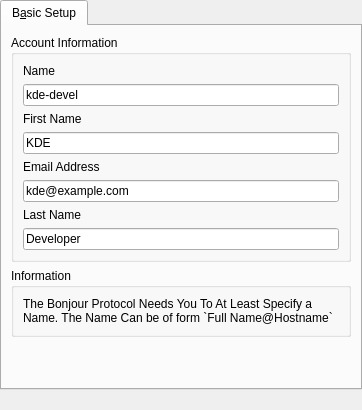
The window that protocols/bonjour/bonjouraccountpreferences.ui (KDE/kopete) describes before a commit, drawn with Qt 5.
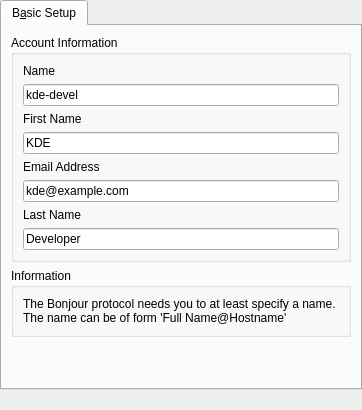
The same window after the commit.

What changed in the file:
```diff
--- a/protocols/bonjour/bonjouraccountpreferences.ui
+++ b/protocols/bonjour/bonjouraccountpreferences.ui
@@ -160,7 +160,7 @@
              </sizepolicy>
             </property>
             <property name="text" >
-             <string>The Bonjour Protocol Needs You To At Least Specify a Name. The Name Can be of form `Full Name@Hostname`</string>
+             <string>The Bonjour protocol needs you to at least specify a name. The name can be of form 'Full Name@Hostname'</string>
             </property>
             <property name="alignment" >
              <set>Qt::AlignTop</set>
```
